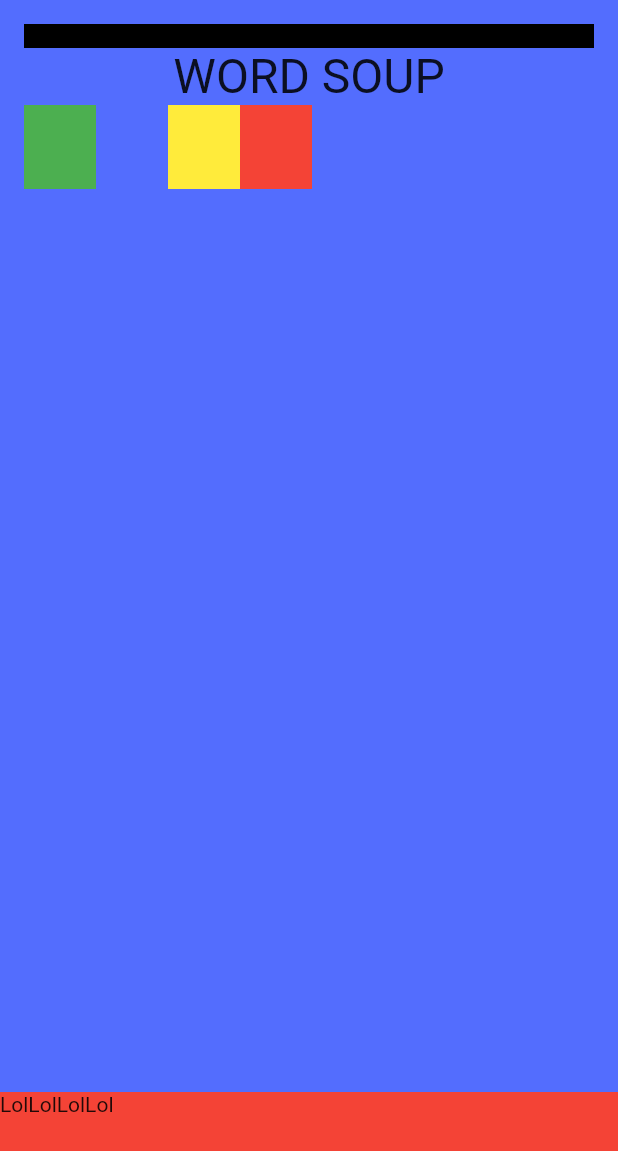
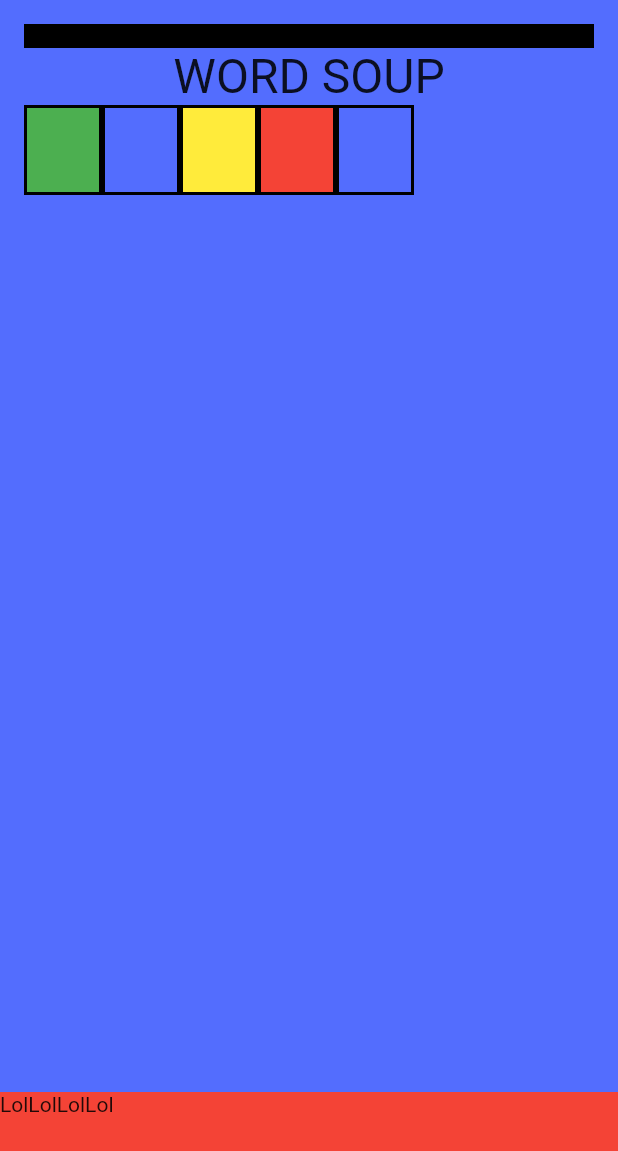
Before and after one commit to srolemberg/wordsoup, a Flutter app: the screen it shows after launch, on a phone screen of 412 x 824 dp. Shown: the top 1151 px of the screen. Run offline on Flutter 3.47's test engine with Material 2 defaults, Android fonts, the phone set to English and light mode, and no system bars; our stand-ins replace url_strategy.

Commit message:
define box and upper case

```diff
--- a/lib/page/maingame.dart
+++ b/lib/page/maingame.dart
@@ -89,25 +89,25 @@ class _MainGamePageState extends State<MainGamePage> {
                                                   char: buffer.isEmpty
                                                       ? ""
                                                       : buffer[0],
-                                                  status: BoxStatusEnum.SUCCESS,
+                                                  status: BoxStatusEnum.success,
                                                 ),
                                                 CharacterBoxWidget(
                                                   char: buffer.length > 1
                                                       ? buffer[1]
                                                       : "",
-                                                  status: BoxStatusEnum.EMPTY,
+                                                  status: BoxStatusEnum.empty,
                                                 ),
                                                 CharacterBoxWidget(
                                                   char: buffer.length > 2
                                                       ? buffer[2]
                                                       : "",
-                                                  status: BoxStatusEnum.WARNING,
+                                                  status: BoxStatusEnum.warning,
                                                 ),
                                                 CharacterBoxWidget(
                                                   char: buffer.length > 3
                                                       ? buffer[3]
                                                       : "",
-                                                  status: BoxStatusEnum.ERROR,
+                                                  status: BoxStatusEnum.error,
                                                 ),
                                                 CharacterBoxWidget(
                                                   char: buffer.length > 4
--- a/lib/widget/character_box.dart
+++ b/lib/widget/character_box.dart
@@ -1,6 +1,6 @@
 import 'package:flutter/material.dart';
 
-enum BoxStatusEnum { EMPTY, SUCCESS, WARNING, ERROR }
+enum BoxStatusEnum { empty, success, warning, error }
 
 class CharacterBoxWidget extends StatefulWidget {
   final String char;
@@ -10,7 +10,7 @@ class CharacterBoxWidget extends StatefulWidget {
   const CharacterBoxWidget({
     Key? key,
     required this.char,
-    this.status = BoxStatusEnum.EMPTY,
+    this.status = BoxStatusEnum.empty,
   }) : super(key: key);
 
   @override
@@ -34,26 +34,33 @@ class _CharacterBoxWidgetState extends State<CharacterBoxWidget>
   }
 
   Color getColorByStatus(BoxStatusEnum status) {
-    if (status == BoxStatusEnum.SUCCESS) return Colors.green;
-    if (status == BoxStatusEnum.ERROR) return Colors.red;
-    if (status == BoxStatusEnum.WARNING) return Colors.yellow;
+    if (status == BoxStatusEnum.success) return Colors.green;
+    if (status == BoxStatusEnum.error) return Colors.red;
+    if (status == BoxStatusEnum.warning) return Colors.yellow;
     return Colors.transparent;
   }
 
   @override
   Widget build(BuildContext context) {
     return Container(
+      decoration: BoxDecoration(
+          border: Border.all(
+        color: Colors.black,
+        width: 2.0,
+      )),
+      child: Container(
         color: getColorByStatus(widget.status),
         child: SizedBox(
           width: 48.0,
           child: Text(
-          widget.char,
+            widget.char.toUpperCase(),
             style: const TextStyle(
               fontSize: 48.0,
               color: Colors.white,
             ),
           ),
         ),
+      ),
     );
   }
 }
```
Lines whose indentation alone changed are shown as unchanged.
